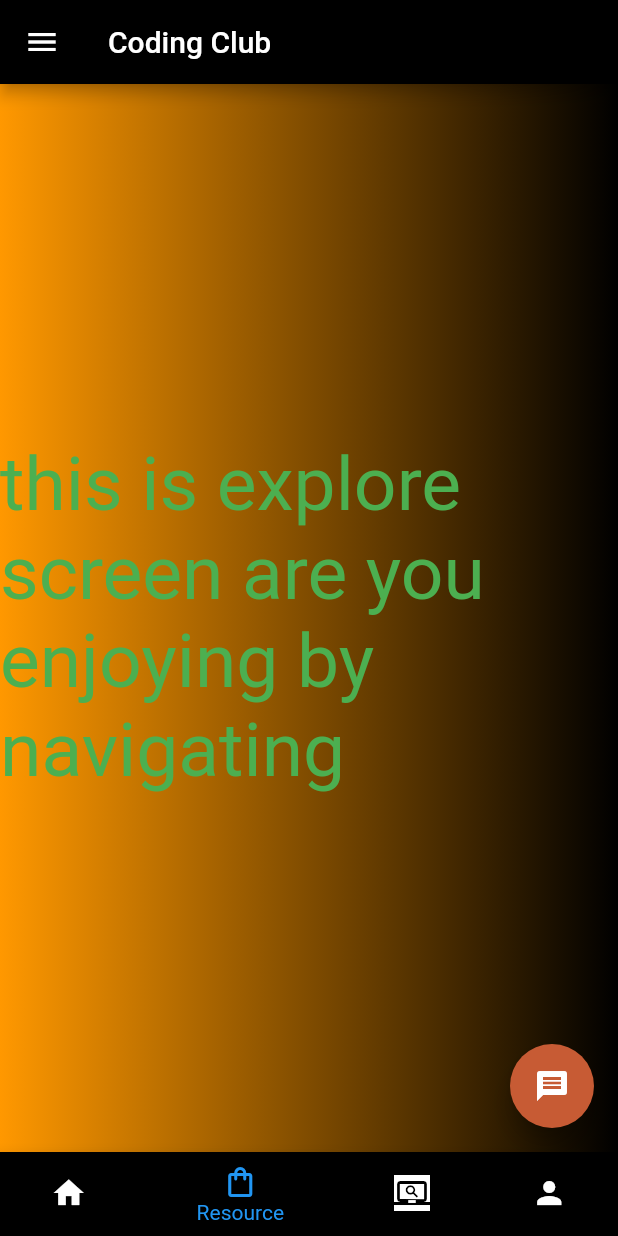
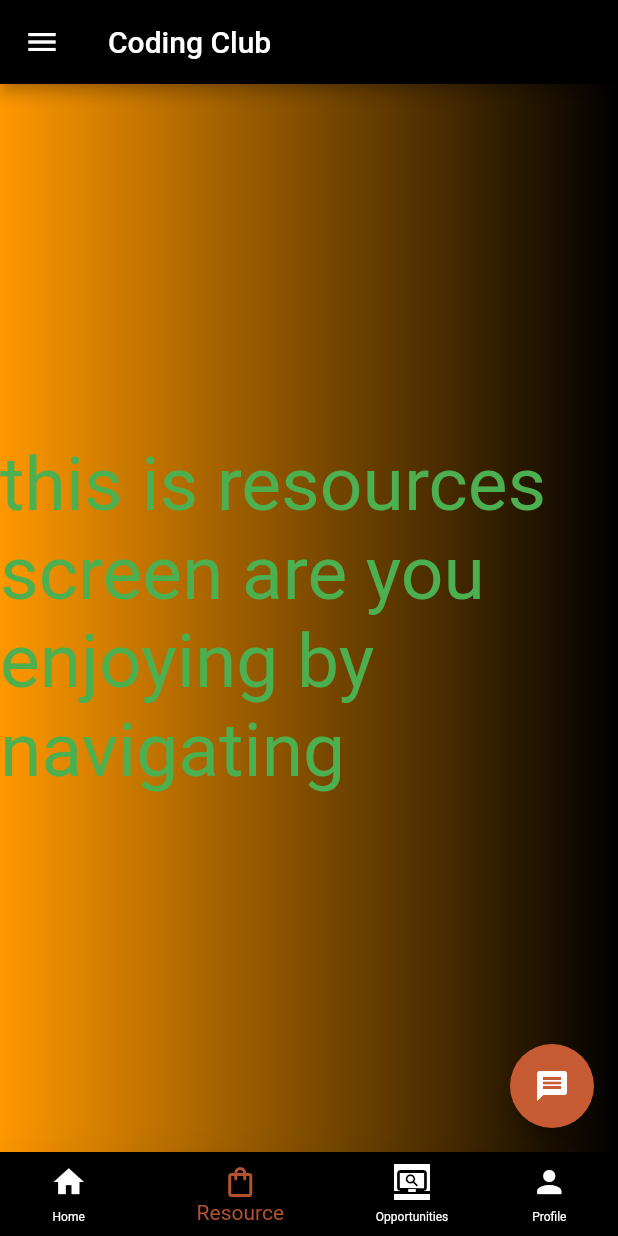
Before and after one commit to taurusaman/cc_app, a Flutter app: the navscreen screen opened by its route, item 2 of the bottom bar chosen, on a phone screen of 412 x 824 dp. Run offline on Flutter 3.47's test engine with Material 2 defaults, Android fonts, the phone set to English and light mode, and no system bars; our stand-ins replace carousel_slider, cloud_firestore, firebase_auth, firebase_core, get; missing offline and left inert: dart:js; accounts and stored records are empty.

```diff
--- a/lib/constants/constants.dart
+++ b/lib/constants/constants.dart
@@ -1,13 +1,14 @@
-
-
+import 'package:flutter/material.dart';
 
 List<String> images = [
   "assets/images/image1.JPG",
   "assets/images/image2.JPG",
-    "assets/images/image3.JPG",
-    "assets/images/image4.JPG",
-    "assets/images/image5.JPG",
+  //"assets/images/image3.JPG",
+  //"assets/images/image4.JPG",
+  //"assets/images/image5.JPG",
   "assets/images/image6.JPG",
   "assets/images/image7.JPG",
   "assets/images/image8.JPG",
 ];
+
+var primarycolor = Color.fromARGB(255, 199, 91, 52).withOpacity(0.9);
--- a/lib/main.dart
+++ b/lib/main.dart
@@ -21,7 +21,7 @@ void main() async {
   runApp(MaterialApp(
     debugShowCheckedModeBanner: false,
     title: 'CCApp',
-    initialRoute: '/home',
+    initialRoute: '/navscreen',
     routes: {
       '/home': (context) => homescreen(),
       '/login': (context) => MyLoginscreen(),
--- a/lib/screen/navscreens/navigationbarscreen.dart
+++ b/lib/screen/navscreens/navigationbarscreen.dart
@@ -1,4 +1,5 @@
-import 'package:cc_app/screen/navscreens/explore.dart';
+import 'package:cc_app/constants/constants.dart';
+import 'package:cc_app/screen/navscreens/resourcescreen.dart';
 import 'package:cc_app/screen/navscreens/homescreen.dart';
 import 'package:cc_app/screen/navscreens/profile.dart';
 import 'package:cc_app/screen/navscreens/search.dart';
@@ -15,7 +16,7 @@ class navscreen extends StatefulWidget {
 
 class _navscreebstate extends State<navscreen> {
   int currentIndex = 0;
-  List screens = [homescreen(), explore(), search(), profilescreen()];
+  List screens = [homescreen(), resource(), search(), profilescreen()];
 
   void onItemTapped(int index) {
     setState(() {
@@ -36,8 +37,11 @@ class _navscreebstate extends State<navscreen> {
         backgroundColor: Colors.black,
         currentIndex: currentIndex,
         onTap: onItemTapped,
-        fixedColor: Colors.blue,//link activate hone pe color
+        fixedColor: primarycolor,//link activate hone pe color
         unselectedItemColor: Colors.white,
+        showUnselectedLabels: true,
+        unselectedFontSize: 8,
+        elevation: 29,
         items: [
           BottomNavigationBarItem(
             icon: Icon(Icons.home),
--- a/lib/screen/navscreens/explore.dart
+++ b/lib/screen/navscreens/resourcescreen.dart
@@ -1,22 +1,25 @@
 import 'package:flutter/material.dart';
 
-class explore extends StatefulWidget {
-  const explore({super.key});
+class resource extends StatefulWidget {
+  const resource({super.key});
 
   @override
-  State<explore> createState() => _exploreState();
+  State<resource> createState() => _resourceState();
 }
 
-class _exploreState extends State<explore> {
+class _resourceState extends State<resource> {
   @override
   Widget build(BuildContext context) {
     return Scaffold(
+
         body: Container(
       decoration: BoxDecoration(
           gradient: LinearGradient(colors: [Colors.orange, Colors.black])),
-      child: Column(mainAxisAlignment: MainAxisAlignment.center, children: [
+
+      child: Column(mainAxisAlignment: MainAxisAlignment.center,
+      children: [
         Text(
-          'this is explore screen are you enjoying by navigating',
+          'this is resources screen are you enjoying by navigating',
           style: TextStyle(fontSize: 50, color: Colors.green),
         ),
       ]),
```
Also changed, not shown: lib/screen/navscreens/homescreen.dart (+14 -14 lines), lib/widgets/homepagewidget.dart (+109 -8 lines). Lines whose indentation alone changed are shown as unchanged.
